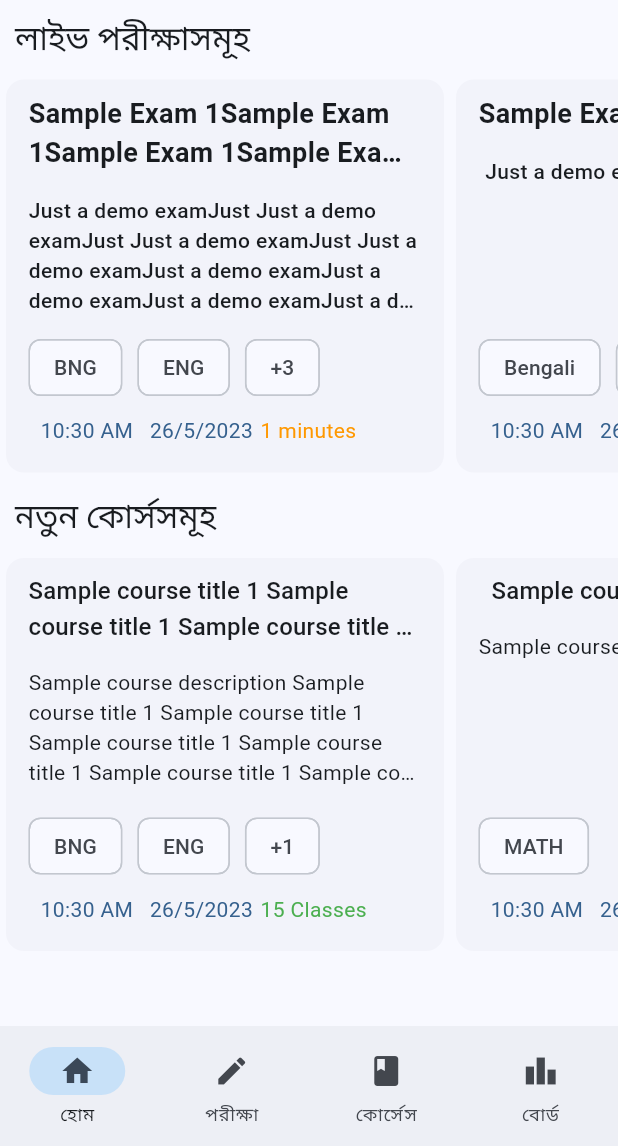
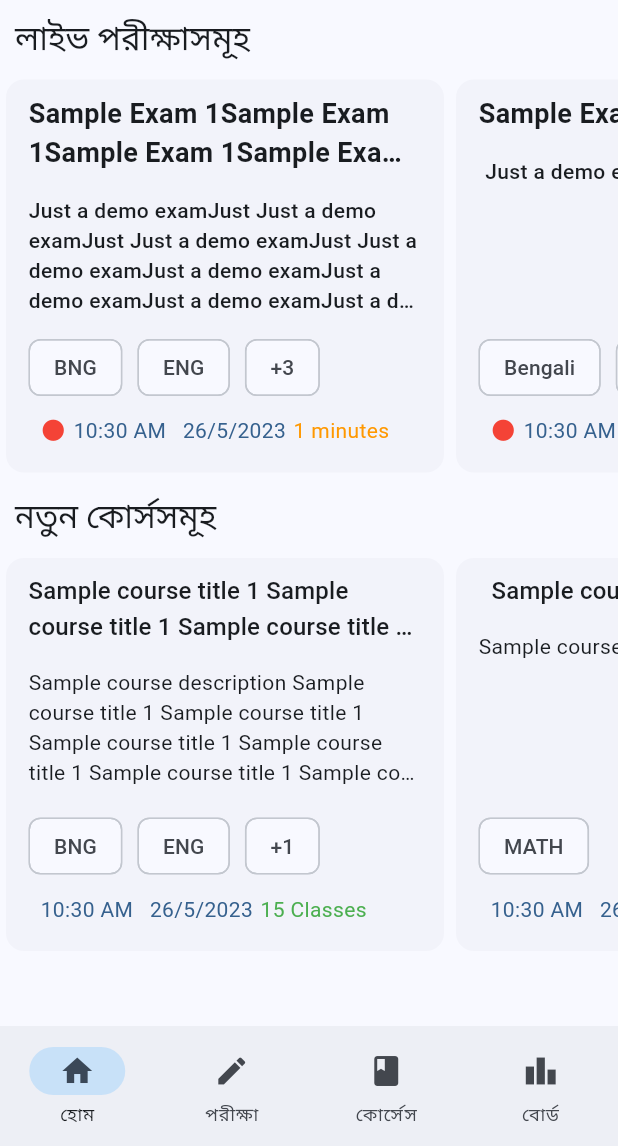
Before and after one commit to Good-Rabbit/prep_time, a Flutter app: the screen it shows after launch, on a phone screen of 412 x 824 dp, the part 90-1236 px from its top. Run offline on Flutter 3.47's test engine with Material 2 defaults, Android fonts, the phone set to English and light mode, and no system bars; our stand-ins replace go_router, shared_preferences; generated files the repository leaves out were written again.

Commit message:
Improved exam mechanism

```diff
--- a/lib/fragments/exam_card.dart
+++ b/lib/fragments/exam_card.dart
@@ -81,6 +81,15 @@ class ExamCard extends StatelessWidget {
                 padding: const EdgeInsets.all(8.0),
                 child: Row(
                   children: [
+                    if (exam.start.isBefore(DateTime.now()))
+                      const Icon(
+                        Icons.circle,
+                        color: Colors.red,
+                        size: 17,
+                      ),
+                    const SizedBox(
+                      width: 5,
+                    ),
                     Text(
                       getFormattedTime(exam.start),
                       style: TextStyle(
@@ -91,7 +100,7 @@ class ExamCard extends StatelessWidget {
                       width: 5,
                     ),
                     Text(
-                      '${exam.duration.inMinutes  .toString()} minutes',
+                      '${exam.duration.inMinutes.toString()} minutes',
                       style: const TextStyle(
                         color: Colors.orange,
                       ),
--- a/lib/pages/test_taker.dart
+++ b/lib/pages/test_taker.dart
@@ -34,7 +34,7 @@ class TestTakerShell extends StatelessWidget {
             }
             return TestTakerBody(
               questions: snapshot.data!,
-              correctAnswers: answers,
+              correctAnswers: correctAnswers,
               exam: exam,
             );
           } else {
```
Also changed, not shown: lib/fragments/test_taker_body.dart (+56 -19 lines).
